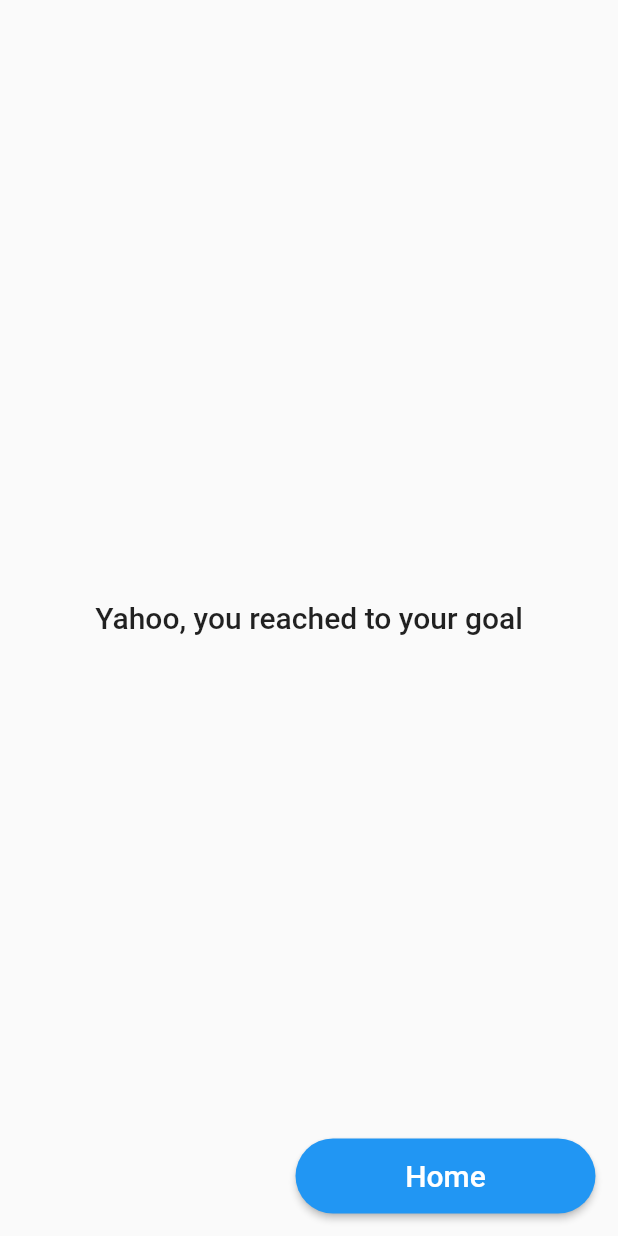
After one commit to mahbubmunna/walkdistancetracker, a Flutter app: the FinishScreen screen opened directly, on a phone screen of 412 x 824 dp. The commit adds this screen. Run offline on Flutter 3.47's test engine with Material 2 defaults, Android fonts, the phone set to English and light mode, and no system bars; our stand-ins replace location; missing offline and left inert: geoflutterfire; accounts and stored records are empty.

Commit message:
finish screen added

```diff
--- /dev/null
+++ b/lib/views/finish_screen.dart
@@ -0,0 +1,44 @@
+import 'package:flutter/material.dart';
+
+class FinishScreen extends StatelessWidget {
+  @override
+  Widget build(BuildContext context) {
+    return Scaffold(
+      body: Stack(
+        children: <Widget>[
+          Center(
+            child: Text(
+              'Yahoo, you reached to your goal',
+              style: Theme.of(context).textTheme.title,
+            )
+          ),
+          Positioned(
+              bottom: 15,
+              right: 15,
+              child: MaterialButton(
+                minWidth: 200,
+                height: 50,
+                color: Colors.blue,
+                textColor: Colors.white,
+                disabledColor: Colors.grey,
+                disabledTextColor: Colors.black,
+                padding: EdgeInsets.all(8.0),
+                splashColor: Colors.blueAccent,
+                shape: StadiumBorder(),
+                onPressed: () {
+                  _backToHome(context);
+                },
+                child: Text(
+                  "Home",
+                  style: TextStyle(fontSize: 20.0),
+                ),
+              ))
+        ],
+      ),
+    );
+  }
+
+  void _backToHome(BuildContext context) {
+    Navigator.popUntil(context, ModalRoute.withName('/'));
+  }
+}
```
Also changed, not shown: lib/views/home_screen.dart (+48 -9 lines), lib/views/tracking_screen.dart (+49 -56 lines).
